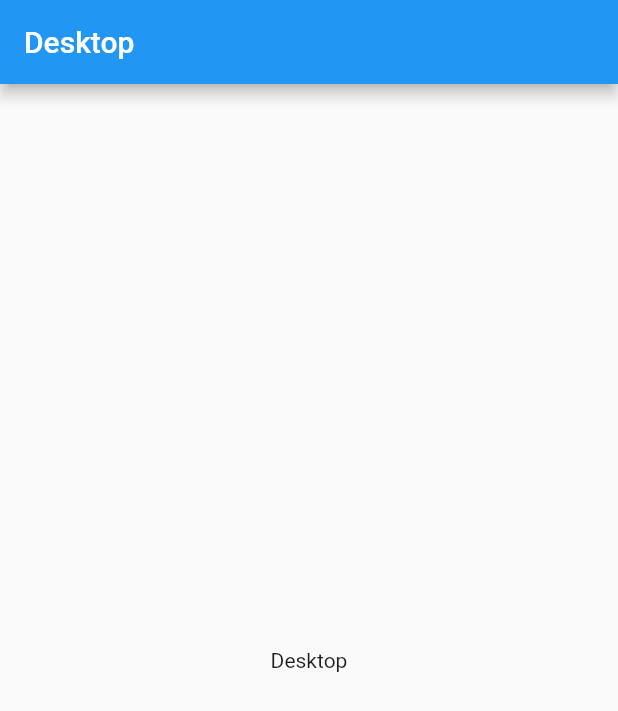
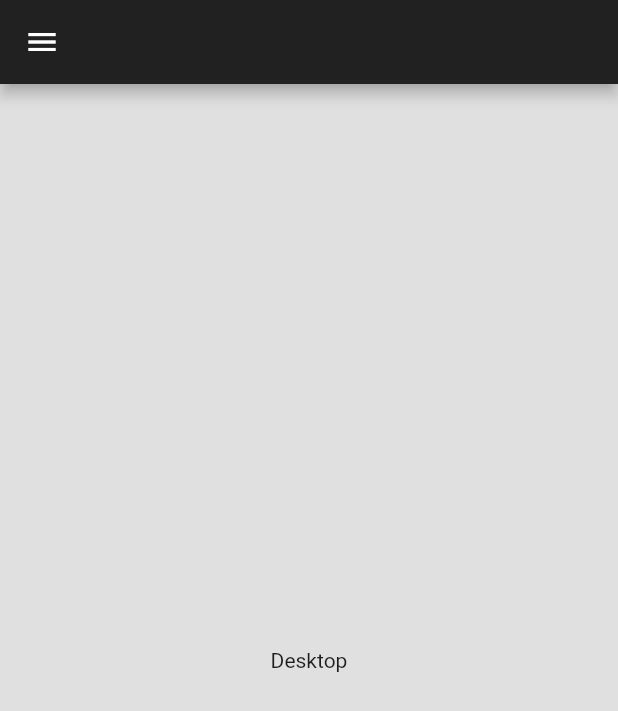
Before and after one commit to Sommos/flutter_responsive_design, a Flutter app: the DesktopScaffold screen opened directly, on a phone screen of 412 x 824 dp. Shown: the top 711 px of the screen. Run offline on Flutter 3.47's test engine with Material 2 defaults, Android fonts, the phone set to English and light mode, and no system bars.

Commit message:
refactored and moved to 'constants.dart', applied same style to each device type

```diff
--- /dev/null
+++ b/lib/constants.dart
@@ -0,0 +1,32 @@
+import 'package:flutter/material.dart';
+
+var myDefaultBackground = Colors.grey[300];
+
+var myAppBar = AppBar(
+  backgroundColor: Colors.grey[900],
+);
+
+var myDrawer = Drawer(
+  backgroundColor: Colors.grey[300],
+  child: Column(
+    children: const [
+      DrawerHeader(child: Icon(Icons.menu)),
+      ListTile(
+        leading: Icon(Icons.home),
+        title: Text("H O M E"),
+      ),
+      ListTile(
+        leading: Icon(Icons.chat),
+        title: Text("M E S S A G E"),
+      ),
+      ListTile(
+        leading: Icon(Icons.settings),
+        title: Text("S E T T I N G S"),
+      ),
+      ListTile(
+        leading: Icon(Icons.logout),
+        title: Text("L O G O U T"),
+      ),
+    ],
+  ),
+);
--- a/lib/responsive/desktop_scaffold.dart
+++ b/lib/responsive/desktop_scaffold.dart
@@ -1,4 +1,6 @@
 import 'package:flutter/material.dart';
+
+import '../constants.dart';
 
 class DesktopScaffold extends StatefulWidget {
   const DesktopScaffold({super.key});
@@ -11,9 +13,9 @@ class _DesktopScaffoldState extends State<DesktopScaffold> {
   @override
   Widget build(BuildContext context) {
     return Scaffold(
-      appBar: AppBar(
-        title: const Text("Desktop"),
-      ),
+      appBar: myAppBar,
+      backgroundColor: myDefaultBackground,
+      drawer: myDrawer,
       body: const Center(
         child: Text("Desktop"),
       ),
--- a/lib/responsive/responsive_layout.dart
+++ b/lib/responsive/responsive_layout.dart
@@ -5,11 +5,12 @@ class ResponsiveLayout extends StatelessWidget {
   final Widget tabletScaffold;
   final Widget desktopScaffold;
 
-  ResponsiveLayout({
+  const ResponsiveLayout({
+    super.key,
     required this.mobileScaffold,
     required this.tabletScaffold,
     required this.desktopScaffold,
-  })
+  });
 
   @override
   Widget build(BuildContext context) {
```
Also changed, not shown: lib/main.dart (+4 -4 lines), lib/responsive/mobile_scaffold.dart (+5 -3 lines), lib/responsive/tablet_scaffold.dart (+5 -3 lines), 1 other file.
